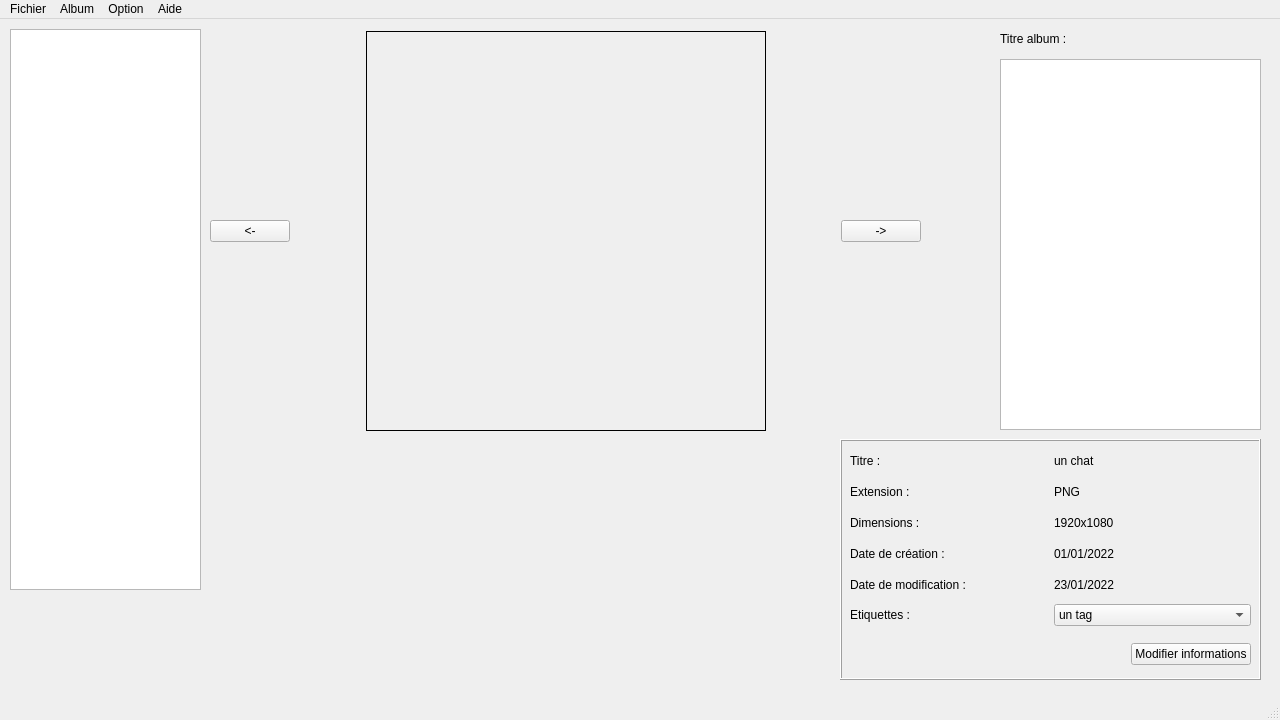
Above: projet/mainwindow.ui from BlackFox3000/M1-IHM-Project before the change. Below: the same form after it.
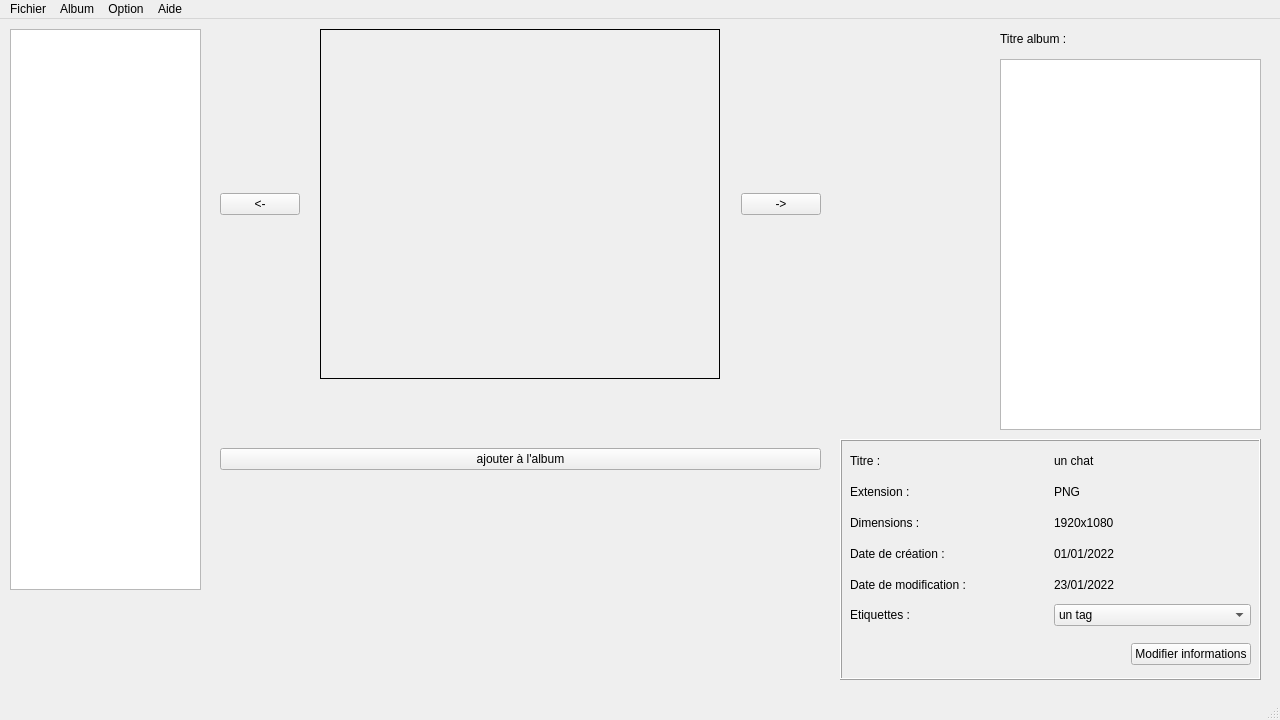
That is the form after the change.

Diff of the .ui file:
```diff
--- a/projet/mainwindow.ui
+++ b/projet/mainwindow.ui
@@ -206,15 +206,43 @@
      </rect>
     </property>
    </widget>
-   <widget class="QWidget" name="layoutWidget_2">
+   <widget class="QLabel" name="titreAlbum">
     <property name="geometry">
      <rect>
-      <x>210</x>
+      <x>1000</x>
       <y>10</y>
-      <width>711</width>
-      <height>404</height>
+      <width>111</width>
+      <height>20</height>
      </rect>
     </property>
+    <property name="text">
+     <string>Titre album :</string>
+    </property>
+   </widget>
+   <widget class="QLabel" name="path_img">
+    <property name="geometry">
+     <rect>
+      <x>200</x>
+      <y>10</y>
+      <width>0</width>
+      <height>0</height>
+     </rect>
+    </property>
+    <property name="text">
+     <string/>
+    </property>
+   </widget>
+   <widget class="QWidget" name="">
+    <property name="geometry">
+     <rect>
+      <x>220</x>
+      <y>10</y>
+      <width>601</width>
+      <height>441</height>
+     </rect>
+    </property>
+    <layout class="QVBoxLayout" name="verticalLayout_2">
+     <item>
     <layout class="QVBoxLayout" name="verticalLayout">
      <item>
       <layout class="QHBoxLayout" name="horizontalLayout_3">
@@ -243,7 +271,7 @@
          <property name="minimumSize">
           <size>
            <width>400</width>
-           <height>400</height>
+             <height>350</height>
           </size>
          </property>
          <property name="frameShape">
@@ -280,19 +308,41 @@
       </layout>
      </item>
     </layout>
-   </widget>
-   <widget class="QLabel" name="titreAlbum">
-    <property name="geometry">
-     <rect>
-      <x>1000</x>
-      <y>10</y>
-      <width>111</width>
-      <height>20</height>
-     </rect>
-    </property>
+     </item>
+     <item>
+      <spacer name="verticalSpacer_2">
+       <property name="orientation">
+        <enum>Qt::Vertical</enum>
+       </property>
+       <property name="sizeHint" stdset="0">
+        <size>
+         <width>20</width>
+         <height>40</height>
+        </size>
+       </property>
+      </spacer>
+     </item>
+     <item>
+      <spacer name="verticalSpacer">
+       <property name="orientation">
+        <enum>Qt::Vertical</enum>
+       </property>
+       <property name="sizeHint" stdset="0">
+        <size>
+         <width>20</width>
+         <height>40</height>
+        </size>
+       </property>
+      </spacer>
+     </item>
+     <item>
+      <widget class="QPushButton" name="addBtn">
     <property name="text">
-     <string>Titre album :</string>
-    </property>
+        <string>ajouter à l'album</string>
+       </property>
+      </widget>
+     </item>
+    </layout>
    </widget>
   </widget>
   <widget class="QMenuBar" name="menubar">
```
Lines whose indentation alone changed are shown as unchanged.
